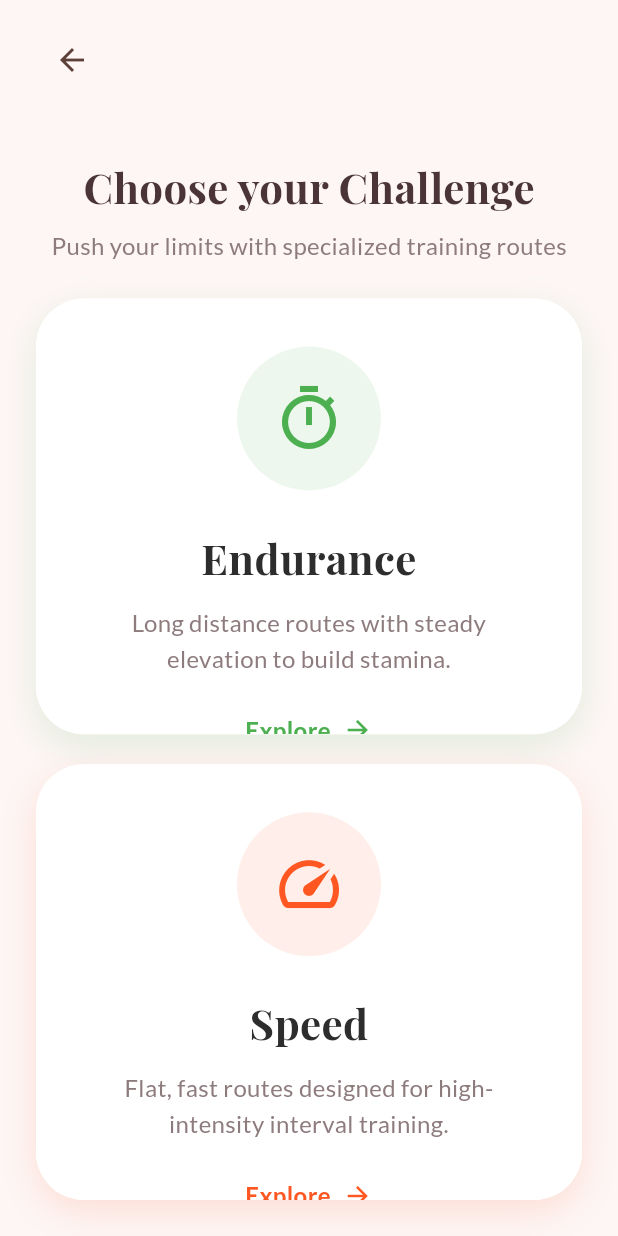
After one commit to jithin-rajesh/Cycling-App, a Flutter app: the screen it shows once a user with an empty profile is signed in, item 2 of the bottom bar chosen, after a tap on "Challenges", on a phone screen of 412 x 824 dp. The commit adds this screen. Run offline on Flutter 3.47's test engine with Material 3 defaults, Android fonts, the phone set to English and light mode, and no system bars; our stand-ins replace cloud_firestore, cloud_functions, firebase_auth, firebase_core, firebase_storage, flutter_secure_storage and 7 more; missing offline and left inert: flutter_polyline_points, pointer_interceptor; accounts and stored records are empty; generated files the repository leaves out were written again.

Commit message:
Added endurance/speed routes

```diff
--- /dev/null
+++ b/lib/screens/challenges_screen.dart
@@ -0,0 +1,182 @@
+import 'package:flutter/material.dart';
+import '../theme/app_theme.dart';
+import 'package:google_fonts/google_fonts.dart';
+import 'challenge_routes_screen.dart';
+
+class ChallengesScreen extends StatelessWidget {
+  const ChallengesScreen({super.key});
+
+  @override
+  Widget build(BuildContext context) {
+    return Scaffold(
+      backgroundColor: CruizrTheme.background,
+      body: SafeArea(
+        child: Column(
+          crossAxisAlignment: CrossAxisAlignment.start,
+          children: [
+            _buildHeader(context),
+            Expanded(
+              child: Padding(
+                padding: const EdgeInsets.all(24),
+                child: Column(
+                  children: [
+                    Text(
+                      'Choose your Challenge',
+                      style: TextStyle(
+                        fontFamily: 'Playfair Display',
+                        fontSize: 28,
+                        fontWeight: FontWeight.bold,
+                        color: CruizrTheme.textPrimary,
+                      ),
+                    ),
+                    const SizedBox(height: 8),
+                    Text(
+                      'Push your limits with specialized training routes',
+                      style: TextStyle(
+                        fontSize: 16,
+                        color: CruizrTheme.textSecondary,
+                      ),
+                    ),
+                    const SizedBox(height: 24),
+                    Expanded(
+                      child: _buildChallengeCard(
+                        context,
+                        title: 'Endurance',
+                        description:
+                            'Long distance routes with steady elevation to build stamina.',
+                        icon: Icons.timer_outlined,
+                        color: const Color(0xFF4CAF50), // Green for endurance
+                      ),
+                    ),
+                    const SizedBox(height: 20),
+                    Expanded(
+                      child: _buildChallengeCard(
+                        context,
+                        title: 'Speed',
+                        description:
+                            'Flat, fast routes designed for high-intensity interval training.',
+                        icon: Icons.speed_outlined,
+                        color: const Color(0xFFFF5722), // Orange for speed
+                      ),
+                    ),
+                  ],
+                ),
+              ),
+            ),
+          ],
+        ),
+      ),
+    );
+  }
+
+  Widget _buildHeader(BuildContext context) {
+    return Padding(
+      padding: const EdgeInsets.symmetric(horizontal: 24, vertical: 16),
+      child: Row(
+        children: [
+          IconButton(
+            icon: const Icon(Icons.arrow_back, color: Color(0xFF5D4037)),
+            onPressed: () => Navigator.of(context).pop(),
+          ),
+        ],
+      ),
+    );
+  }
+
+  Widget _buildChallengeCard(
+    BuildContext context, {
+    required String title,
+    required String description,
+    required IconData icon,
+    required Color color,
+  }) {
+    return Container(
+      decoration: BoxDecoration(
+        color: Colors.white,
+        borderRadius: BorderRadius.circular(32),
+        boxShadow: [
+          BoxShadow(
+            color: color.withValues(alpha: 0.15),
+            blurRadius: 20,
+            offset: const Offset(0, 8),
+          ),
+        ],
+      ),
+      child: Material(
+        color: Colors.white,
+        borderRadius: BorderRadius.circular(32),
+        child: InkWell(
+          borderRadius: BorderRadius.circular(32),
+          onTap: () {
+            Navigator.push(
+              context,
+              MaterialPageRoute(
+                builder: (context) =>
+                    ChallengeRoutesScreen(challengeType: title),
+              ),
+            );
+          },
+          child: LayoutBuilder(builder: (context, constraints) {
+            return SingleChildScrollView(
+              physics: const BouncingScrollPhysics(),
+              child: ConstrainedBox(
+                constraints: BoxConstraints(
+                  minHeight: constraints.maxHeight,
+                ),
+                child: Padding(
+                  padding: const EdgeInsets.all(32),
+                  child: Column(
+                    mainAxisAlignment: MainAxisAlignment.center,
+                    children: [
+                      Container(
+                        padding: const EdgeInsets.all(24),
+                        decoration: BoxDecoration(
+                          color: color.withValues(alpha: 0.1),
+                          shape: BoxShape.circle,
+                        ),
+                        child: Icon(icon, color: color, size: 48),
+                      ),
+                      const SizedBox(height: 24),
+                      Text(
+                        title,
+                        textAlign: TextAlign.center,
+                        style: GoogleFonts.playfairDisplay(
+                          fontSize: 28,
+                          fontWeight: FontWeight.bold,
+                          color: const Color(0xFF2D2D2D),
+                        ),
+                      ),
+                      const SizedBox(height: 12),
+                      Text(
+                        description,
+                        textAlign: TextAlign.center,
+                        style: TextStyle(
+                          fontSize: 16,
+                          color: CruizrTheme.textSecondary,
+                          height: 1.5,
+                        ),
+                      ),
+                      const SizedBox(height: 24),
+                      Row(
+                        mainAxisAlignment: MainAxisAlignment.center,
+                        children: [
+                          Text('Explore',
+                              style: TextStyle(
+                                  color: color,
+                                  fontWeight: FontWeight.bold,
+                                  fontSize: 16)),
+                          const SizedBox(width: 8),
+                          Icon(Icons.arrow_forward, color: color, size: 20),
+                        ],
+                      )
+                    ],
+                  ),
+                ),
+              ),
+            );
+          }),
+        ),
+      ),
+    );
+  }
+}
--- a/lib/screens/routes_screen.dart
+++ b/lib/screens/routes_screen.dart
@@ -8,6 +8,7 @@ import '../services/strava_service.dart';
 import '../theme/app_theme.dart';
 import 'follow_route_screen.dart';
 import '../widgets/route_card.dart';
+import 'challenges_screen.dart'; // Import ChallengesScreen
 
 class RoutesScreen extends StatefulWidget {
   const RoutesScreen({super.key});
@@ -181,11 +182,13 @@ class _RoutesScreenState extends State<RoutesScreen> {
     // Convert stored data back to LatLng
     final routePointsList = (routeData['routePoints'] as List?)?.map((p) {
           return LatLng(p['lat'] as double, p['lng'] as double);
-    }).toList() ?? [];
+        }).toList() ??
+        [];
 
     final waypointsList = (routeData['waypoints'] as List?)?.map((p) {
           return LatLng(p['lat'] as double, p['lng'] as double);
-    }).toList() ?? [];
+        }).toList() ??
+        [];
 
     Navigator.of(context).push(
       MaterialPageRoute(
@@ -204,7 +207,8 @@ class _RoutesScreenState extends State<RoutesScreen> {
       context: context,
       builder: (context) => AlertDialog(
         title: const Text('Delete Route?'),
-        content: Text('Are you sure you want to delete "${routeName ?? 'this route'}"?'),
+        content: Text(
+            'Are you sure you want to delete "${routeName ?? 'this route'}"?'),
         actions: [
           TextButton(
             onPressed: () => Navigator.of(context).pop(false),
@@ -219,7 +223,10 @@ class _RoutesScreenState extends State<RoutesScreen> {
     );
 
     if (confirmed == true) {
-      await FirebaseFirestore.instance.collection('routes').doc(routeId).delete();
+      await FirebaseFirestore.instance
+          .collection('routes')
+          .doc(routeId)
+          .delete();
       if (mounted) {
         ScaffoldMessenger.of(context).showSnackBar(
           SnackBar(content: Text('Route deleted')),
@@ -252,7 +259,25 @@ class _RoutesScreenState extends State<RoutesScreen> {
               fontStyle: FontStyle.italic,
             ),
           ),
-          const SizedBox(width: 48), // Balance the header
+
+          // "Challenges" Button
+          TextButton(
+            onPressed: () {
+              Navigator.push(
+                context,
+                MaterialPageRoute(
+                    builder: (context) => const ChallengesScreen()),
+              );
+            },
+            child: Text(
+              'Challenges',
+              style: TextStyle(
+                color: CruizrTheme.accentPink,
+                fontWeight: FontWeight.bold,
+                fontSize: 16,
+              ),
+            ),
+          ),
         ],
       ),
     );
@@ -272,13 +297,17 @@ class _RoutesScreenState extends State<RoutesScreen> {
             child: GestureDetector(
               onTap: () => setState(() => _selectedFilterIndex = index),
               child: Container(
-                padding: const EdgeInsets.symmetric(horizontal: 20, vertical: 10),
+                padding:
+                    const EdgeInsets.symmetric(horizontal: 20, vertical: 10),
                 decoration: BoxDecoration(
                   color: isSelected ? CruizrTheme.accentPink : Colors.white,
                   borderRadius: BorderRadius.circular(24),
                   boxShadow: [
                     if (!isSelected)
-                       BoxShadow(color: Colors.black.withValues(alpha: 0.05), blurRadius: 4, offset: const Offset(0, 2))
+                      BoxShadow(
+                          color: Colors.black.withValues(alpha: 0.05),
+                          blurRadius: 4,
+                          offset: const Offset(0, 2))
                   ],
                 ),
                 child: Text(
@@ -348,7 +377,8 @@ class _RoutesScreenState extends State<RoutesScreen> {
     final southWest = bounds.southwest;
     final northEast = bounds.northeast;
 
-    final boundsString = '${southWest.latitude},${southWest.longitude},${northEast.latitude},${northEast.longitude}';
+    final boundsString =
+        '${southWest.latitude},${southWest.longitude},${northEast.latitude},${northEast.longitude}';
 
     final segments = await StravaService().exploreSegments(boundsString);
 
@@ -364,13 +394,15 @@ class _RoutesScreenState extends State<RoutesScreen> {
         final polylineEncoded = segment['points'];
         if (polylineEncoded != null && polylineEncoded.isNotEmpty) {
           final points = PolylinePoints().decodePolyline(polylineEncoded);
-           final latLngs = points.map((p) => LatLng(p.latitude, p.longitude)).toList();
+          final latLngs =
+              points.map((p) => LatLng(p.latitude, p.longitude)).toList();
 
           _segmentPolylines.add(
             Polyline(
               polylineId: PolylineId('poly_$id'),
               points: latLngs,
-               color: const Color(0xFFFC4C02).withValues(alpha: 0.7), // Strava Orange
+              color: const Color(0xFFFC4C02)
+                  .withValues(alpha: 0.7), // Strava Orange
               width: 4,
               onTap: () {
                 // Open details when tapping line too
@@ -389,7 +421,8 @@ class _RoutesScreenState extends State<RoutesScreen> {
           Marker(
             markerId: MarkerId(id),
             position: LatLng(startLat, startLng),
-            icon: BitmapDescriptor.defaultMarkerWithHue(BitmapDescriptor.hueOrange),
+            icon: BitmapDescriptor.defaultMarkerWithHue(
+                BitmapDescriptor.hueOrange),
             consumeTapEvents: true,
             onTap: () {
               _showSegmentDetails(segment);
@@ -424,8 +457,7 @@ class _RoutesScreenState extends State<RoutesScreen> {
                     style: const TextStyle(
                         color: Colors.white,
                         fontSize: 20,
-                      fontWeight: FontWeight.bold
-                    ),
+                        fontWeight: FontWeight.bold),
                   ),
                 ),
                 IconButton(
@@ -438,9 +470,11 @@ class _RoutesScreenState extends State<RoutesScreen> {
             Row(
               mainAxisAlignment: MainAxisAlignment.spaceAround,
               children: [
-                _buildSegmentStat('Distance', '${(segment['distance'] / 1000).toStringAsFixed(1)} km'),
+                _buildSegmentStat('Distance',
+                    '${(segment['distance'] / 1000).toStringAsFixed(1)} km'),
                 _buildSegmentStat('Avg Grade', '${segment['avg_grade']}%'),
-                _buildSegmentStat('Cat', '${segment['climb_category_desc'] ?? "-"}'),
+                _buildSegmentStat(
+                    'Cat', '${segment['climb_category_desc'] ?? "-"}'),
               ],
             ),
             const SizedBox(height: 24),
@@ -451,7 +485,8 @@ class _RoutesScreenState extends State<RoutesScreen> {
                   backgroundColor: const Color(0xFFFC4C02),
                   foregroundColor: Colors.white,
                   padding: const EdgeInsets.symmetric(vertical: 16),
-                  shape: RoundedRectangleBorder(borderRadius: BorderRadius.circular(12)),
+                  shape: RoundedRectangleBorder(
+                      borderRadius: BorderRadius.circular(12)),
                 ),
                 onPressed: () {
                   Navigator.pop(context);
@@ -467,14 +502,18 @@ class _RoutesScreenState extends State<RoutesScreen> {
                   backgroundColor: CruizrTheme.accentPink,
                   foregroundColor: Colors.white,
                   padding: const EdgeInsets.symmetric(vertical: 16),
-                  shape: RoundedRectangleBorder(borderRadius: BorderRadius.circular(12)),
+                  shape: RoundedRectangleBorder(
+                      borderRadius: BorderRadius.circular(12)),
                 ),
                 onPressed: () {
                   final polylineEncoded = segment['points'];
                   if (polylineEncoded != null && polylineEncoded.isNotEmpty) {
                     Navigator.pop(context);
-                        final points = PolylinePoints().decodePolyline(polylineEncoded);
-                        final latLngs = points.map((p) => LatLng(p.latitude, p.longitude)).toList();
+                    final points =
+                        PolylinePoints().decodePolyline(polylineEncoded);
+                    final latLngs = points
+                        .map((p) => LatLng(p.latitude, p.longitude))
+                        .toList();
 
                     Navigator.push(
                       context,
@@ -484,7 +523,8 @@ class _RoutesScreenState extends State<RoutesScreen> {
                           waypoints: [latLngs.first, latLngs.last],
                           distanceKm: (segment['distance'] ?? 0) / 1000.0,
                           durationMinutes: 30,
-                              elevationGain: (segment['elev_difference'] ?? 0).toDouble(), // Pass elevation
+                          elevationGain: (segment['elev_difference'] ?? 0)
+                              .toDouble(), // Pass elevation
                         ),
                       ),
                     );
@@ -506,7 +546,11 @@ class _RoutesScreenState extends State<RoutesScreen> {
   Widget _buildSegmentStat(String label, String value) {
     return Column(
       children: [
-        Text(value, style: const TextStyle(color: Colors.white, fontSize: 18, fontWeight: FontWeight.bold)),
+        Text(value,
+            style: const TextStyle(
+                color: Colors.white,
+                fontSize: 18,
+                fontWeight: FontWeight.bold)),
         Text(label, style: const TextStyle(color: Colors.grey, fontSize: 12)),
       ],
     );
--- a/lib/services/strava_service.dart
+++ b/lib/services/strava_service.dart
@@ -39,14 +39,12 @@ class StravaService {
       redirectUrl = "http://localhost/strava-callback";
     }
 
-    final Uri url = Uri.parse(
-      'https://www.strava.com/oauth/authorize'
-      '?client_id=$clientId'
-      '&response_type=code'
-      '&redirect_uri=$redirectUrl'
-      '&approval_prompt=force'
-      '&scope=activity:write,activity:read_all,profile:read_all,read_all'
-    );
+    final Uri url = Uri.parse('https://www.strava.com/oauth/authorize'
+        '?client_id=$clientId'
+        '&response_type=code'
+        '&redirect_uri=$redirectUrl'
+        '&approval_prompt=force'
+        '&scope=activity:write,activity:read_all,profile:read_all,read_all');
 
     if (await canLaunchUrl(url)) {
       await launchUrl(url, mode: LaunchMode.platformDefault);
@@ -90,7 +88,8 @@ class StravaService {
   }
 
   /// Uploads a ride (GPX format) to Strava
-  Future<bool> uploadActivity(String gpxContent, String name, String description) async {
+  Future<bool> uploadActivity(
+      String gpxContent, String name, String description) async {
     final token = await _getValidAccessToken();
     if (token == null) return false;
 
@@ -130,7 +129,8 @@ class StravaService {
 
     try {
       final response = await http.get(
-        Uri.parse('$_baseUrl/segments/explore?bounds=$bounds&activity_type=riding'),
+        Uri.parse(
+            '$_baseUrl/segments/explore?bounds=$bounds&activity_type=riding'),
         headers: {'Authorization': 'Bearer $token'},
       );
 
@@ -146,9 +146,34 @@ class StravaService {
     return [];
   }
 
+  /// Gets segments filtered by challenge type (Endurance vs Speed)
+  Future<List<Map<String, dynamic>>> getChallengeSegments(
+      String type, String bounds) async {
+    final allSegments = await exploreSegments(bounds);
+
+    if (allSegments.isEmpty) return [];
+
+    return allSegments.where((segment) {
+      final distance = (segment['distance'] ?? 0) as num; // meters
+      final avgGrade = (segment['avg_grade'] ?? 0) as num; // percentage
+      final elevDifference = (segment['elev_difference'] ?? 0) as num; // meters
+
+      if (type == 'Endurance') {
+        // endurance: longer distance OR significant elevation
+        // Relaxed criteria for testing: > 5km or > 50m elev
+        return distance > 5000 || elevDifference > 50;
+      } else if (type == 'Speed') {
+        // speed: flat and fast
+        // < 1% grade AND < 50m elev difference
+        return avgGrade.abs() < 1.5 && elevDifference < 100;
+      }
+      return true;
+    }).toList();
+  }
+
   /// Gets the details of a specific segment
   Future<Map<String, dynamic>?> getSegmentDetails(String segmentId) async {
-     final token = await _getValidAccessToken();
+    final token = await _getValidAccessToken();
     if (token == null) return null;
 
     try {
@@ -171,7 +196,8 @@ class StravaService {
   Future<void> _saveTokens(Map<String, dynamic> data) async {
     await _storage.write(key: _keyAccessToken, value: data['access_token']);
     await _storage.write(key: _keyRefreshToken, value: data['refresh_token']);
-    await _storage.write(key: _keyExpiresAt, value: data['expires_at'].toString());
+    await _storage.write(
+        key: _keyExpiresAt, value: data['expires_at'].toString());
   }
 
   Future<String?> _getValidAccessToken() async {
```
Also changed, not shown: lib/screens/challenge_routes_screen.dart (added, +354 -0 lines), lib/services/club_service.dart (+28 -11 lines), 1 other file. Lines whose indentation alone changed are shown as unchanged.
